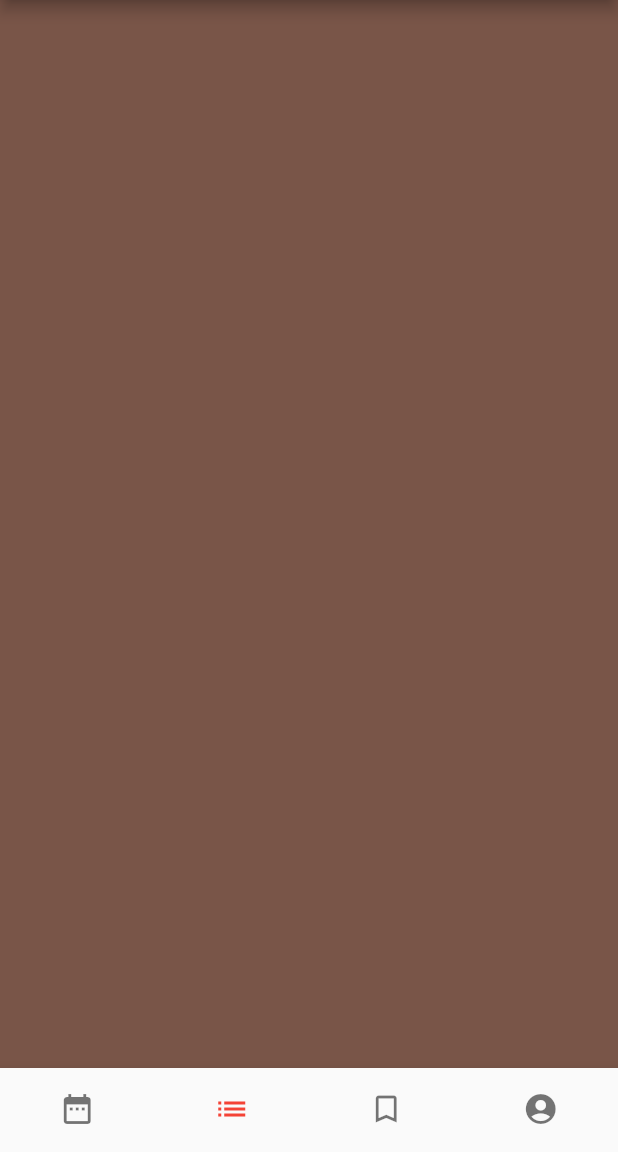
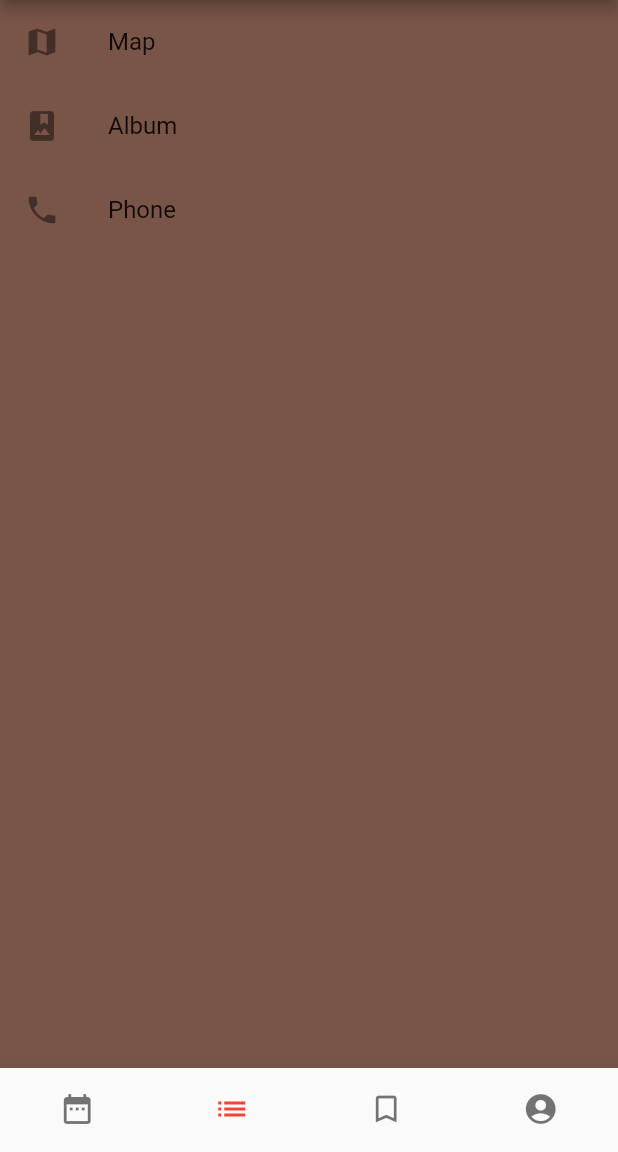
Before and after one commit to horaceho/office, a Flutter app: the screen it shows after launch, item 2 of the bottom bar chosen, on a phone screen of 412 x 824 dp, the part 84-1236 px from its top. Run offline on Flutter 3.47's test engine with Material 2 defaults, Android fonts, the phone set to English and light mode, and no system bars.

```diff
--- a/lib/pages/date.dart
+++ b/lib/pages/date.dart
@@ -10,7 +10,7 @@ class DatePage extends StatefulWidget{
 class DatePageState extends State<DatePage>{
   @override
   Widget build(BuildContext context) {
-    return new Container(
+    return Container(
       color: Colors.blue
     );
   }
--- a/lib/pages/list.dart
+++ b/lib/pages/list.dart
@@ -10,8 +10,24 @@ class ListPage extends StatefulWidget{
 class ListPageState extends State<ListPage>{
   @override
   Widget build(BuildContext context) {
-    return new Container(
-      color: Colors.brown
+    return Container(
+      color: Colors.brown,
+      child: ListView(
+        children: <Widget>[
+          ListTile(
+            leading: Icon(Icons.map),
+            title: Text('Map'),
+          ),
+          ListTile(
+            leading: Icon(Icons.photo_album),
+            title: Text('Album'),
+          ),
+          ListTile(
+            leading: Icon(Icons.phone),
+            title: Text('Phone'),
+          ),
+        ],
+      ),
     );
   }
 }
--- a/lib/pages/self.dart
+++ b/lib/pages/self.dart
@@ -1,4 +1,6 @@
 import 'package:flutter/material.dart';
+import 'package:provider/provider.dart';
+import '../models/global.dart';
 
 class SelfPage extends StatefulWidget{
   SelfPage({Key key}) : super(key:key);
@@ -20,6 +22,8 @@ class SelfPageState extends State<SelfPage>{
 
   @override
   Widget build(BuildContext context) {
+    final global = Provider.of<Global>(context);
+
     return Form(
       key: _formKey,
       child: Column(
@@ -42,6 +46,7 @@ class SelfPageState extends State<SelfPage>{
           RaisedButton(
             onPressed: () {
               if (_formKey.currentState.validate()) {
+                global.setName(_textEditController.text);
                 Scaffold
                   .of(context)
                   .showSnackBar(SnackBar(content: Text(_textEditController.text)));
--- a/pubspec.yaml
+++ b/pubspec.yaml
@@ -23,6 +23,8 @@ dependencies:
   # The following adds the Cupertino Icons font to your application.
   # Use with the CupertinoIcons class for iOS style icons.
   cupertino_icons: ^0.1.2
+
+  provider: ^4.0.0
 
 dev_dependencies:
   flutter_test:
```
Also changed, not shown: lib/main.dart (+10 -1 lines), lib/models/global.dart (added, +17 -0 lines), lib/pages/mark.dart (+19 -3 lines), pubspec.lock.
